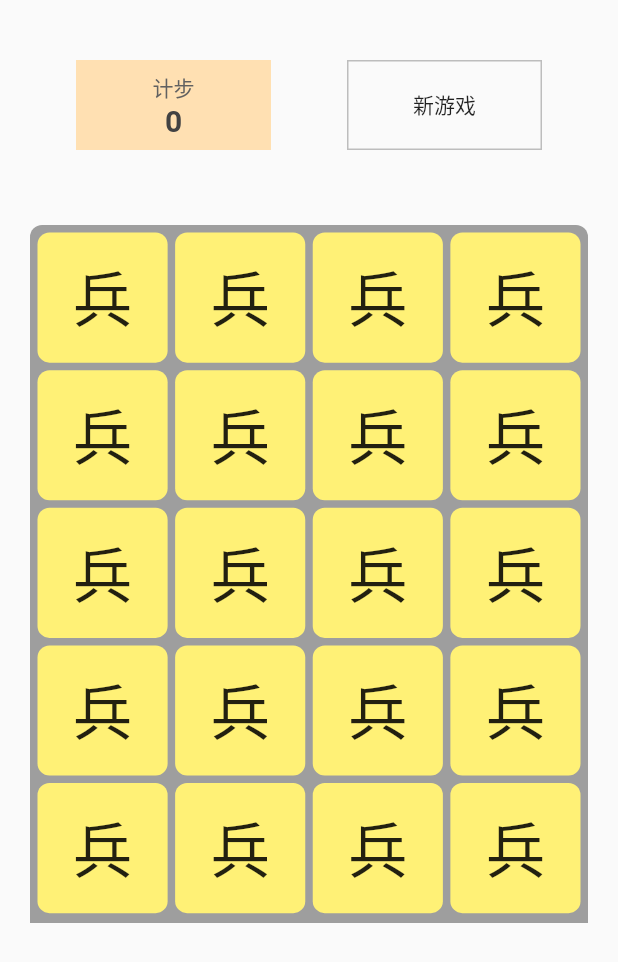
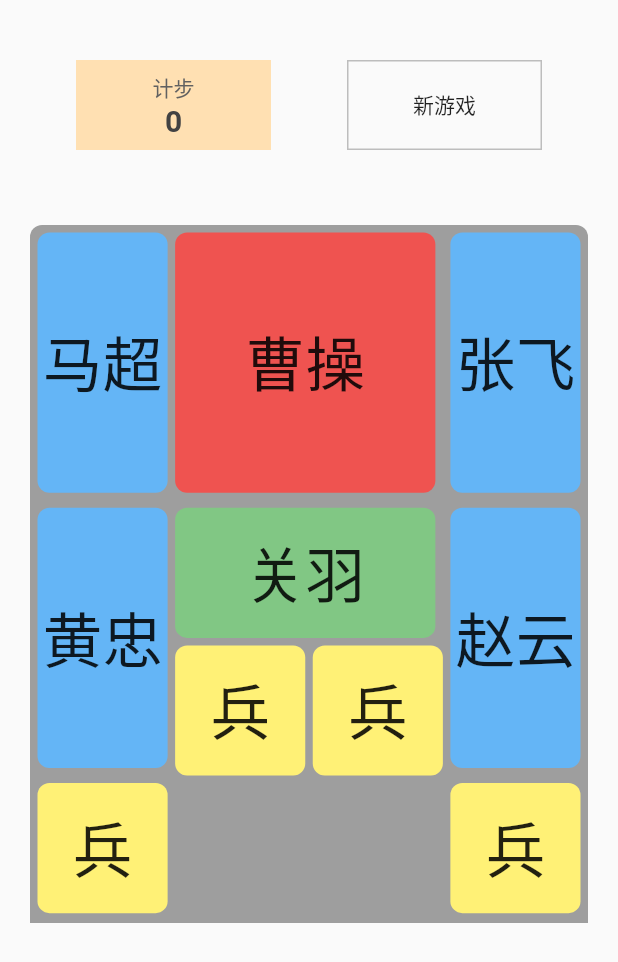
Before and after one commit to RIVER1016/Klotski, a Flutter app: the screen it shows after launch, on a phone screen of 412 x 824 dp. Shown: the top 962 px of the screen. Run offline on Flutter 3.47's test engine with Material 2 defaults, Android fonts, the phone set to English and light mode, and no system bars.

Commit message:
First Layout

```diff
--- a/my_klotski/lib/main.dart
+++ b/my_klotski/lib/main.dart
@@ -35,13 +35,85 @@ class BoardGridWidget extends StatelessWidget {
         (boardSize.width - (_state.column + 1) * _state.cellPadding) /
             _state.column;
     List<CellBox> _backgroundBox = List<CellBox>();
-    int count = 0;
-    for (int r = 0; r < _state.row; ++r) {
-      for (int c = 0; c < _state.column; ++c) {
-        CellBox box = CellBox(
-          left: c * width + _state.cellPadding * (c + 1),
-          top: r * width + _state.cellPadding * (r + 1),
-          size: width,
+    CellBox horizontalBox = CellBox(
+      width: 2*width,
+      height: width,
+      color: Colors.green[300],
+      text: Text(
+          "关羽",
+        style: new TextStyle(
+            fontSize:40
+        ),
+      ),
+    );
+    CellBox verticalBox_1 =CellBox(
+      width: width,
+      height: 2*width,
+      color: Colors.blue[300],
+      text: Text(
+        "马超",
+        style: new TextStyle(
+            fontSize:40
+        ),
+      ),
+    );
+    CellBox verticalBox_2 =CellBox(
+      width: width,
+      height: 2*width,
+      color: Colors.blue[300],
+      text: Text(
+        "张飞",
+        style: new TextStyle(
+            fontSize:40
+        ),
+      ),
+    );
+    CellBox verticalBox_3 =CellBox(
+      width: width,
+      height: 2*width,
+      color: Colors.blue[300],
+      text: Text(
+        "黄忠",
+        style: new TextStyle(
+            fontSize:40
+        ),
+      ),
+    );
+    CellBox verticalBox_4 =CellBox(
+      width: width,
+      height: 2*width,
+      color: Colors.blue[300],
+      text: Text(
+        "赵云",
+        style: new TextStyle(
+            fontSize:40
+        ),
+      ),
+    );
+    CellBox leadBox=CellBox(
+      width: 2*width,
+      height: 2*width,
+      color: Colors.red[400],
+      text: Text(
+        "曹操",
+        style: new TextStyle(
+            fontSize:40
+        ),
+      ),
+    );
+    CellBox blankBox_1=CellBox(
+      width: width,
+      height: width,
+      color: Colors.grey,
+    );
+    CellBox blankBox_2=CellBox(
+      width: width,
+      height: width,
+      color: Colors.grey ,
+    );
+    CellBox box_1 = CellBox(
+      width: width,
+      height: width,
       color: Colors.yellow[300],
       text: Text(
         "兵",
@@ -50,11 +122,105 @@ class BoardGridWidget extends StatelessWidget {
         ),
       ),
     );
-        _backgroundBox.add(box);
-        count++;
-      }
-    }
-    print(count);
+    CellBox box_2 = CellBox(
+      width: width,
+      height: width,
+      color: Colors.yellow[300],
+      text: Text(
+        "兵",
+        style: new TextStyle(
+            fontSize:40
+        ),
+      ),
+    );
+    CellBox box_3 = CellBox(
+      width: width,
+      height: width,
+      color: Colors.yellow[300],
+      text: Text(
+        "兵",
+        style: new TextStyle(
+            fontSize:40
+        ),
+      ),
+    );
+    CellBox box_4 = CellBox(
+      width: width,
+      height: width,
+      color: Colors.yellow[300],
+      text: Text(
+        "兵",
+        style: new TextStyle(
+            fontSize:40
+        ),
+      ),
+    );
+
+//      c * width + _state.cellPadding * (c + 1)
+//      r * width + _state.cellPadding * (r + 1)
+    double left = 0 * width + _state.cellPadding * (0+ 1);
+    double top = 0 * width + _state.cellPadding * (0 + 1);
+    verticalBox_1.setLeftAndTop(left,top);
+
+    left = 1 * width + _state.cellPadding * (1+ 1);
+    top = 0 * width + _state.cellPadding * (0 + 1);
+    leadBox.setLeftAndTop(left,top);
+
+    left = 3 * width + _state.cellPadding * (3+ 1);
+    top = 0 * width + _state.cellPadding * (0 + 1);
+    verticalBox_2.setLeftAndTop(left,top);
+
+    left = 0 * width + _state.cellPadding * (0+ 1);
+    top = 2 * width + _state.cellPadding * (2 + 1);
+    verticalBox_3.setLeftAndTop(left,top);
+
+    left = 1 * width + _state.cellPadding * (1+ 1);
+    top = 2 * width + _state.cellPadding * (2 + 1);
+    horizontalBox.setLeftAndTop(left,top);
+
+    left = 1 * width + _state.cellPadding * (1+ 1);
+    top = 3 * width + _state.cellPadding * (3 + 1);
+    box_1.setLeftAndTop(left,top);
+
+    left = 2 * width + _state.cellPadding * (2+ 1);
+    top = 3 * width + _state.cellPadding * (3 + 1);
+    box_2.setLeftAndTop(left,top);
+
+    left = 3 * width + _state.cellPadding *(3 + 1);
+    top = 2 * width + _state.cellPadding * (2 + 1);
+    verticalBox_4.setLeftAndTop(left,top);
+
+    left = 0 * width + _state.cellPadding * (0+ 1);
+    top = 4 * width + _state.cellPadding * (4 + 1);
+    box_3.setLeftAndTop(left,top);
+
+    left = 1 * width + _state.cellPadding * (1+ 1);
+    top = 4 * width + _state.cellPadding * (4 + 1);
+    blankBox_1.setLeftAndTop(left,top);
+
+    left = 2 * width + _state.cellPadding * (2+ 1);
+    top = 4 * width + _state.cellPadding * (4 + 1);
+    blankBox_2.setLeftAndTop(left,top);
+
+    left = 3 * width + _state.cellPadding * (3+ 1);
+    top = 4 * width + _state.cellPadding * (4+ 1);
+    box_4.setLeftAndTop(left,top);
+
+    _backgroundBox.add(verticalBox_1);
+    _backgroundBox.add(verticalBox_2);
+    _backgroundBox.add(verticalBox_3);
+    _backgroundBox.add(verticalBox_4);
+    _backgroundBox.add(blankBox_1);
+    _backgroundBox.add(blankBox_2);
+    _backgroundBox.add(leadBox);
+    _backgroundBox.add(horizontalBox);
+    _backgroundBox.add(box_1);
+    _backgroundBox.add(box_2);
+    _backgroundBox.add(box_3);
+    _backgroundBox.add(box_4);
+
+
+
     return Positioned(
         left: 0.0,
         top: 0.0,
@@ -223,7 +389,8 @@ class AnimatedCellWidget extends AnimatedWidget {
         top: cell.row * width +
             state.cellPadding * (cell.row + 1) +
             width / 2 * (1 - animationValue),
-        size: width * animationValue,
+        width: width * animationValue,
+        height: width * animationValue,
         color: boxColors.containsKey(cell.number)
             ? boxColors[cell.number]
             : boxColors[boxColors.keys.last],
@@ -283,12 +450,18 @@ class _CellWidgetState extends State<CellWidget>
 }
 
 class CellBox extends StatelessWidget {
-  final double left;
-  final double top;
-  final double size;
+  double left;
+  double top;
+  final double width;
+  final double height;
   final Color color;
   final Text text;
-  CellBox({this.left, this.top, this.size, this.color, this.text});
+  CellBox({this.left, this.top, this.width,this.height,this.color, this.text});
+
+  void setLeftAndTop(double left,double top){
+    this.left=left;
+    this.top=top;
+  }
 
   @override
   Widget build(BuildContext context) {
@@ -296,8 +469,8 @@ class CellBox extends StatelessWidget {
       left: left,
       top: top,
       child: Container(
-          width: size,
-          height: size,
+          width: width,
+          height: height,
           decoration: BoxDecoration(
             color: color,
             borderRadius: BorderRadius.all(Radius.circular(8.0)),
```
Also changed, not shown: my_klotski/pubspec.lock. Lines whose indentation alone changed are shown as unchanged.
